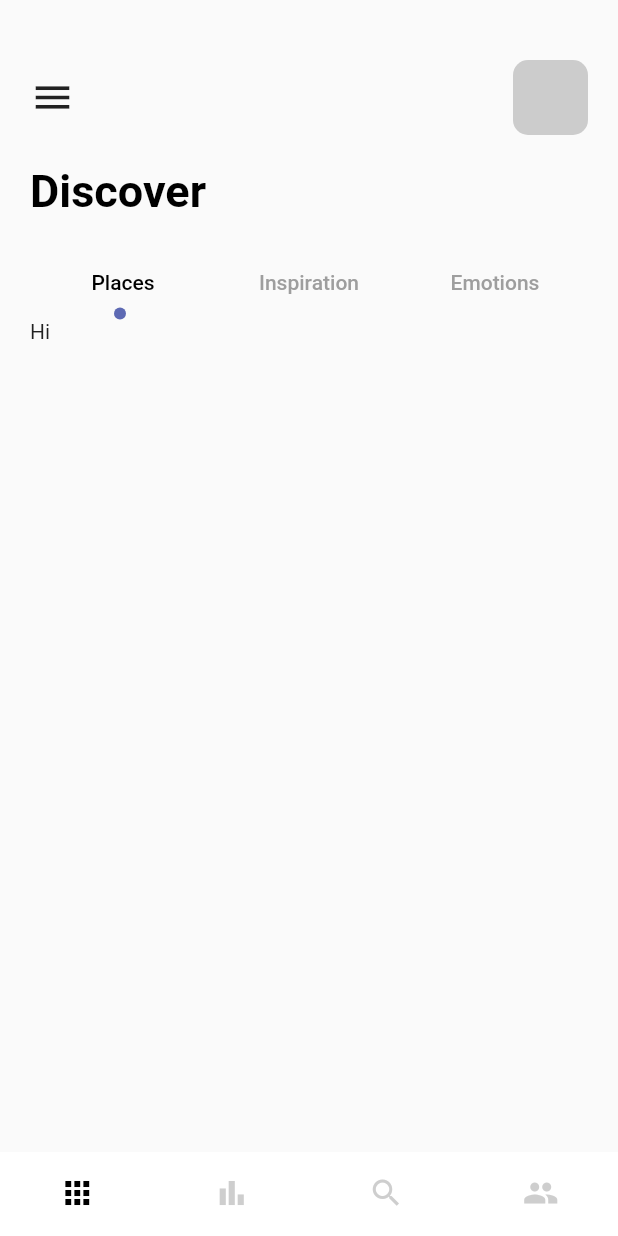
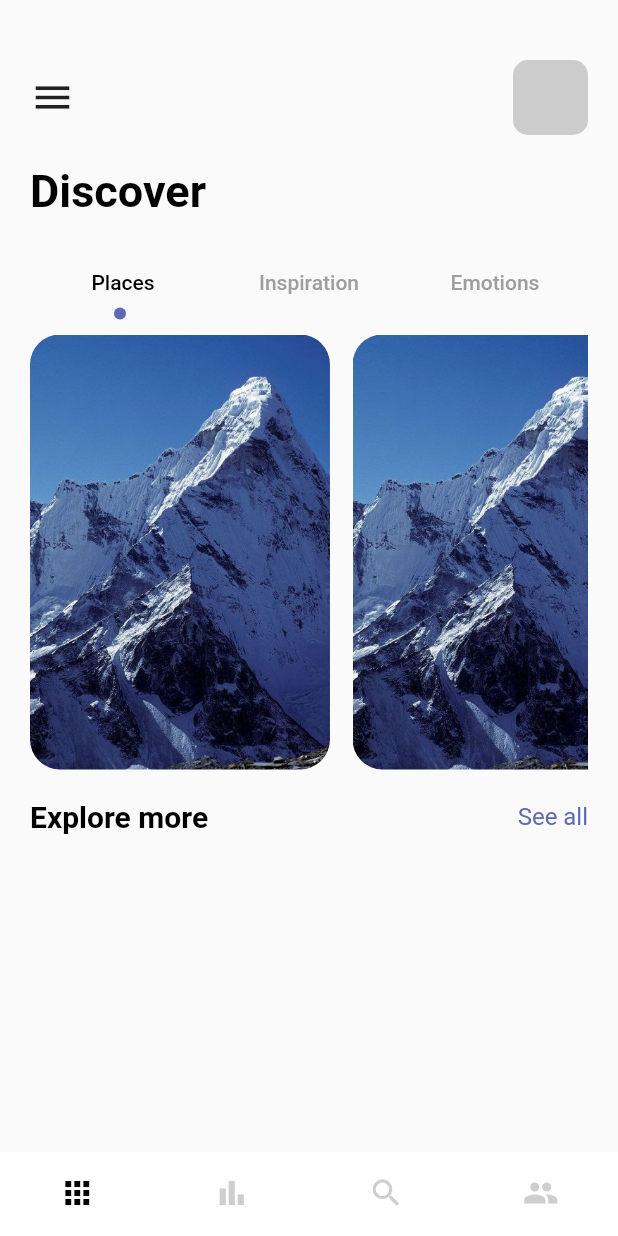
Before and after one commit to baonguyen-dev/flutter_cubit, a Flutter app: the screen it shows after launch, on a phone screen of 412 x 824 dp. Run offline on Flutter 3.47's test engine with Material 2 defaults, Android fonts, the phone set to English and light mode, and no system bars.

```diff
--- a/lib/pages/navpages/home_page.dart
+++ b/lib/pages/navpages/home_page.dart
@@ -1,5 +1,6 @@
 import 'package:flutter/material.dart';
 import 'package:flutter_cubit/widgets/app_large_text.dart';
+import 'package:flutter_cubit/widgets/app_text.dart';
 
 import '../../misc/colors.dart';
 
@@ -38,20 +39,31 @@ class _HomePageState extends State<HomePage> with TickerProviderStateMixin {
                 ],
               ),
             ),
-            SizedBox(height: 20,),
+            SizedBox(
+              height: 20,
+            ),
             AppLargeText(text: "Discover"),
-            SizedBox(height: 20,),
+            SizedBox(
+              height: 20,
+            ),
             Container(
               child: TabBar(
                 controller: _tabController,
                 labelColor: Colors.black,
                 unselectedLabelColor: Colors.grey,
                 indicatorSize: TabBarIndicatorSize.label,
-                indicator: CircleTabIndicator(color: AppColors.mainColor, radius: 4),
+                indicator:
+                    CircleTabIndicator(color: AppColors.mainColor, radius: 4),
                 tabs: [
-                  Tab(text: "Places",),
-                  Tab(text: "Inspiration",),
-                  Tab(text: "Emotions",),
+                  Tab(
+                    text: "Places",
+                  ),
+                  Tab(
+                    text: "Inspiration",
+                  ),
+                  Tab(
+                    text: "Emotions",
+                  ),
                 ],
               ),
             ),
@@ -61,9 +73,37 @@ class _HomePageState extends State<HomePage> with TickerProviderStateMixin {
               child: TabBarView(
                 controller: _tabController,
                 children: [
-                  Text("Hi"),
+                  ListView.builder(
+                    itemCount: 3,
+                    scrollDirection: Axis.horizontal,
+                    itemBuilder: (context, index) {
+                      return Container(
+                        margin: const EdgeInsets.only(right: 15, top: 10),
+                        width: 200,
+                        height: 300,
+                        decoration: BoxDecoration(
+                          borderRadius: BorderRadius.circular(20),
+                          color: Colors.white,
+                          image: const DecorationImage(
+                            image: AssetImage("img/mountain.jpeg"),
+                            fit: BoxFit.cover
+                          ),
+                        ),
+                      );
+                    },
+                  ),
                   Text("There"),
                   Text("Bye"),
+                ],
+              ),
+            ),
+            SizedBox(height: 20,),
+            Container(
+              child: Row(
+                mainAxisAlignment: MainAxisAlignment.spaceBetween,
+                children: [
+                  AppLargeText(text: "Explore more", size: 20,),
+                  AppText(text: "See all", color: AppColors.mainColor,)
                 ],
               ),
             )
@@ -92,15 +132,16 @@ class _CirclePainter extends BoxPainter {
   double radius;
 
   _CirclePainter({required this.color, required this.radius});
+
   @override
   void paint(Canvas canvas, Offset offset, ImageConfiguration configuration) {
-    Paint _paint = Paint();
-    _paint.color = color;
-    _paint.isAntiAlias = true;
+    Paint paint = Paint();
+    paint.color = color;
+    paint.isAntiAlias = true;
 
-    Offset _circleOffset = Offset(configuration.size!.width/2 - radius / 2, configuration.size!.height - radius);
+    Offset circleOffset = Offset(configuration.size!.width / 2 - radius / 2,
+        configuration.size!.height - radius);
 
-    canvas.drawCircle(offset + _circleOffset, radius, _paint);
+    canvas.drawCircle(offset + circleOffset, radius, paint);
   }
-
 }
```
